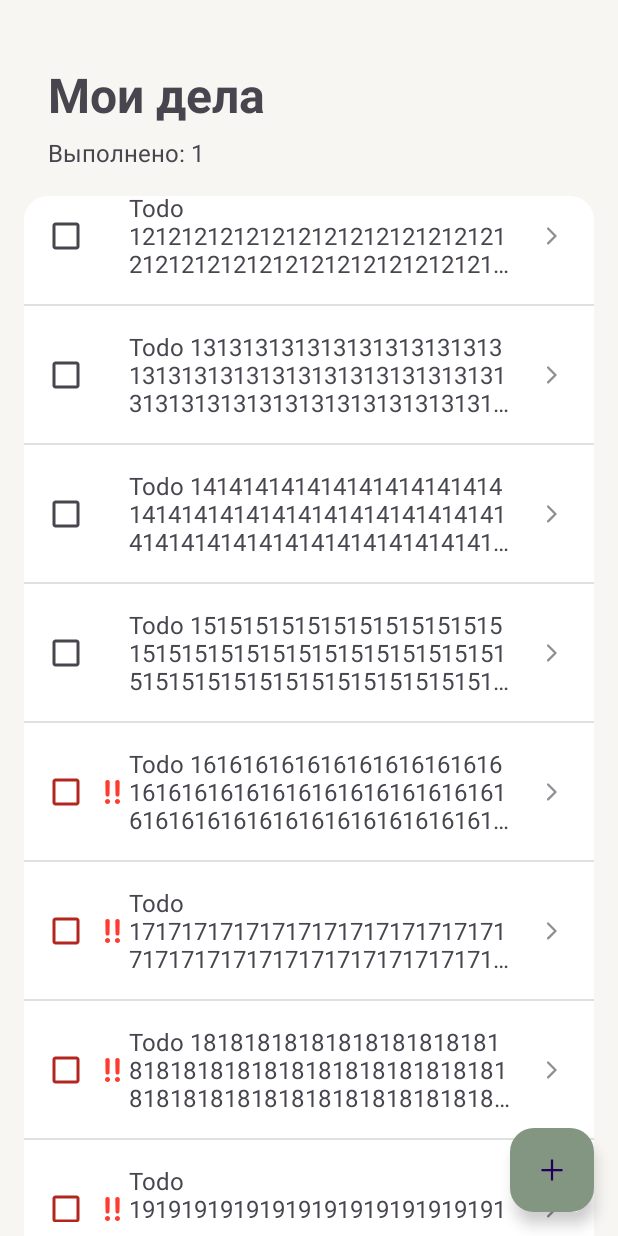
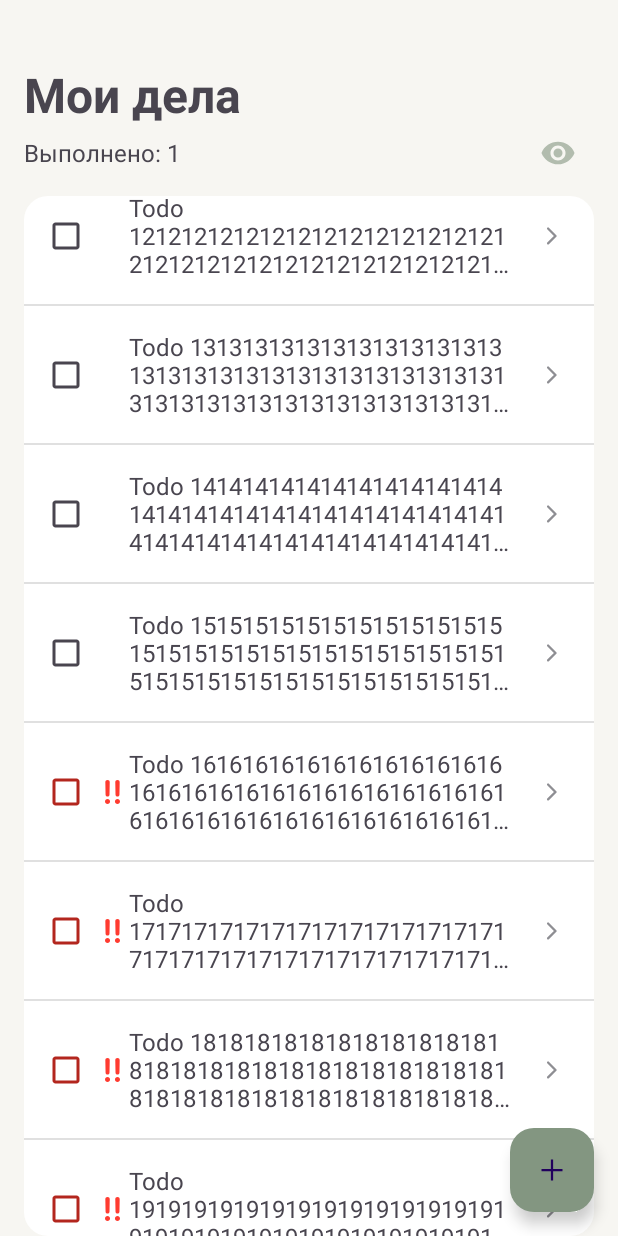
Before and after one commit to RomkaP0/TO-DO-App, an Android app: the screen it shows after launch (MainActivity), scrolled down 1038 dp, on a phone screen of 412 x 824 dp. Run offline under Robolectric (Android 15) with nearby library versions, the phone set to English and light mode, and no system bars; our stand-ins replace Dagger/Hilt's generated code.

Commit message:
cleanup + show/hide checked items + night theme

```diff
--- a/app/src/main/java/com/romka_po/to_doapp/repository/TodoItemsRepository.kt
+++ b/app/src/main/java/com/romka_po/to_doapp/repository/TodoItemsRepository.kt
@@ -2,63 +2,70 @@ package com.romka_po.to_doapp.repository
 
 import com.romka_po.to_doapp.model.TodoItem
 import com.romka_po.to_doapp.utils.Importance
-import kotlinx.coroutines.flow.MutableStateFlow
-import kotlinx.coroutines.flow.asStateFlow
+import kotlinx.coroutines.MainScope
+import kotlinx.coroutines.flow.MutableSharedFlow
+import kotlinx.coroutines.flow.SharedFlow
+import kotlinx.coroutines.launch
 import javax.inject.Inject
 
 class TodoItemsRepository @Inject constructor() {
     private var _todoItems = mutableListOf<TodoItem>()
-    private val _todoItemsHolder = MutableStateFlow(listOf<TodoItem>())
+    private val todoItemsHolder = MutableSharedFlow<List<TodoItem>>()
+    val todoItems: SharedFlow<List<TodoItem>> get() = todoItemsHolder
 
-    //this object sends out the immutable list
-    val todoItems = _todoItemsHolder.asStateFlow()
-
-    fun addData(item: TodoItem, position: Int = _todoItems.size) {
-        _todoItems.add(position, item)
-        val nl = _todoItems
-        _todoItemsHolder.value = nl
+    init {
+        MainScope().launch {
+            for (i in 1..20) {
+                val todoItem = TodoItem(
+                    id = "ID$i",
+                    text = "Todo ${i.toString().repeat(i * i)}",
+                    importance = when {
+                        i <= 5 -> Importance.LOW
+                        i <= 15 -> Importance.MEDIUM
+                        else -> Importance.HIGH
+                    },
+                    isComplete = i == 4,
+                    dateCreate = System.currentTimeMillis(),
+                    dateComplete = if (i == 4) System.currentTimeMillis() else null,
+                    dateEdit = if (i in 2..7) System.currentTimeMillis() else null
+                )
+                _todoItems.add(todoItem)
+            }
+            emitData()
+        }
     }
 
-    fun removeTodoItemWithID(id: String) {
+    suspend fun addData(item: TodoItem, position: Int = _todoItems.size) {
+        _todoItems.add(position, item)
+        emitData()
+    }
+
+    suspend fun removeTodoItemWithID(id: String) {
         for (i in 0 until _todoItems.size) {
             if (_todoItems[i].id == id) {
                 _todoItems.removeAt(i)
                 break
             }
         }
-        val nl = _todoItems
-        _todoItemsHolder.value = nl
+        emitData()
     }
 
-    fun editTodoItem(todoItem: TodoItem) {
+    suspend fun editTodoItem(todoItem: TodoItem) {
         for (i in 0 until _todoItems.size) {
             if (_todoItems[i].id == todoItem.id) {
                 _todoItems[i] = todoItem
                 break
             }
         }
-        val nl = _todoItems
-        _todoItemsHolder.value = nl
+        emitData()
     }
 
-    init {
-        for (i in 1..20) {
-            val todoItem = TodoItem(
-                id = "ID$i",
-                text = "Todo ${i.toString().repeat(i * i)}",
-                importance = when {
-                    i <= 5 -> Importance.LOW
-                    i <= 15 -> Importance.MEDIUM
-                    else -> Importance.HIGH
-                },
-                isComplete = i == 4,
-                dateCreate = System.currentTimeMillis(),
-                dateComplete = if (i==4) System.currentTimeMillis() else null,
-                dateEdit = if (i in 2..7) System.currentTimeMillis() else null
-            )
-            _todoItems.add(todoItem)
-        }
+    suspend fun forceEmitData(){
+        emitData()
+    }
+
+    private suspend fun emitData() {
         val nl = _todoItems
-        _todoItemsHolder.value = nl
+        todoItemsHolder.emit(nl)
     }
 }
--- a/app/src/main/java/com/romka_po/to_doapp/screen/todolistitems/TodoItemListViewModel.kt
+++ b/app/src/main/java/com/romka_po/to_doapp/screen/todolistitems/TodoItemListViewModel.kt
@@ -11,31 +11,45 @@ import kotlinx.coroutines.launch
 import javax.inject.Inject
 
 @HiltViewModel
-class TodoItemListViewModel @Inject constructor(private val repository: TodoItemsRepository) : ViewModel() {
-    private val _liveData: MutableLiveData<List<TodoItem>> = MutableLiveData(emptyList())
-    val liveData: LiveData<List<TodoItem>> get() = _liveData
+class TodoItemListViewModel @Inject constructor(private val repository: TodoItemsRepository) :
+    ViewModel() {
+    private val _listTodoItem: MutableLiveData<List<TodoItem>> = MutableLiveData(emptyList())
+    val listTodoItem: LiveData<List<TodoItem>> get() = _listTodoItem
     val countOfComplete: MutableLiveData<Int> = MutableLiveData(0)
+    var showUnchecked = true
 
     init {
         viewModelScope.launch {
             repository.todoItems.collect { list ->
-                _liveData.value = list
+                _listTodoItem.value = if (showUnchecked) list else list.filter { !it.isComplete }
+
                 countOfComplete.value = list.filter { it.isComplete }.size
             }
         }
 
     }
 
-    fun addTodoItemAt(item: TodoItem, position: Int) {
+    fun addTodoItemAt(item: TodoItem, position: Int) = viewModelScope.launch {
         repository.addData(item, position)
     }
 
-    fun removeItemWithID(id: String) {
+    fun removeItemWithID(id: String) = viewModelScope.launch {
         repository.removeTodoItemWithID(id)
     }
 
-    fun editTodoItem(item: TodoItem) {
+    fun editTodoItem(item: TodoItem) = viewModelScope.launch {
         repository.editTodoItem(item)
     }
 
+    fun changeShow() {
+        showUnchecked = !showUnchecked
+        viewModelScope.launch {
+            repository.forceEmitData()
+        }
+    }
+
+    fun forceUpdate() = viewModelScope.launch {
+        repository.forceEmitData()
+    }
+
 }
--- a/app/src/main/java/com/romka_po/to_doapp/screen/todolistitems/TodoListFragment.kt
+++ b/app/src/main/java/com/romka_po/to_doapp/screen/todolistitems/TodoListFragment.kt
@@ -27,6 +27,7 @@ class TodoListFragment : Fragment() {
 
     private val viewModel: TodoItemListViewModel by viewModels()
     lateinit var rvAdapter: TodoListAdapter
+
     private var _binding: FragmentTodoListBinding? = null
     private val binding get() = _binding!!
 
@@ -45,10 +46,19 @@ class TodoListFragment : Fragment() {
 
         setupRecyclerView(binding.todoRecyclerView)
         swipeListener(binding.todoRecyclerView)
+
         provideObservers()
+        viewModel.forceUpdate()
 
         binding.navigateToAddFAB.setOnClickListener {
             findNavController().navigate(R.id.action_todoListFragment_to_addEditItem)
+        }
+
+        with(binding.showUncheckedCheckbox) {
+            isChecked = viewModel.showUnchecked
+            setOnClickListener {
+                viewModel.changeShow()
+            }
         }
     }
 
@@ -61,13 +71,8 @@ class TodoListFragment : Fragment() {
             longClickListener = { todoItem, i -> showMenu(todoItem, i) },
             checkboxClickListener = { todoItem ->
                 viewModel.editTodoItem(todoItem)
-                val temp = if (todoItem.isComplete) {
-                    1
-                } else {
-                    -1
-                }
-                viewModel.countOfComplete.value = viewModel.countOfComplete.value!! + temp
             })
+
         with(recyclerView) {
             adapter = rvAdapter
             layoutManager = LinearLayoutManager(context)
@@ -76,11 +81,13 @@ class TodoListFragment : Fragment() {
     }
 
     private fun provideObservers() {
-        viewModel.liveData.observe(viewLifecycleOwner) {
-            rvAdapter.diffList.submitList(it)
+        viewModel.listTodoItem.observe(viewLifecycleOwner) {
+            val list = it.toList()
+            rvAdapter.diffList.submitList(list)
         }
+
         viewModel.countOfComplete.observe(viewLifecycleOwner) {
-            binding.countCompleteTextView.text = getString(R.string.complete,it)
+            binding.countCompleteTextView.text = getString(R.string.complete, it)
         }
     }
 
@@ -99,7 +106,6 @@ class TodoListFragment : Fragment() {
                     rvAdapter.diffList.currentList[viewHolder.adapterPosition]
                 val position = viewHolder.adapterPosition
                 deleteItem(deletedCourse, position)
-
             }
         }).attachToRecyclerView(recyclerView)
     }
@@ -120,10 +126,7 @@ class TodoListFragment : Fragment() {
             }
             return@setOnMenuItemClickListener false
         }
-        popup.setOnDismissListener {
-            // Respond to popup being dismissed.
-        }
-        // Show the popup menu.
+
         popup.show()
     }
 
@@ -135,17 +138,15 @@ class TodoListFragment : Fragment() {
 
     private fun deleteItem(deletedCourse: TodoItem, position: Int) {
         viewModel.removeItemWithID(deletedCourse.id)
-        rvAdapter.notifyDataSetChanged()
         Snackbar.make(
             binding.todoListConstraintLayout,
-            "Deleted " + deletedCourse.text,
+            getString(R.string.deleted) + deletedCourse.text,
             Snackbar.LENGTH_LONG
         )
             .setAction(
-                "Undo"
+                getString(R.string.undo)
             ) {
                 viewModel.addTodoItemAt(deletedCourse, position)
-                rvAdapter.notifyDataSetChanged()
             }.show()
     }
 
--- /dev/null
+++ b/app/src/main/res/drawable/hide_unchecked_icon.xml
@@ -0,0 +1,13 @@
+<?xml version="1.0" encoding="utf-8"?>
+<vector xmlns:android="http://schemas.android.com/apk/res/android"
+    xmlns:tools="http://schemas.android.com/tools"
+    android:width="24dp"
+    android:height="18dp"
+    android:viewportWidth="24"
+    android:viewportHeight="18">
+    <path
+        android:pathData="M11.8594 6H12C12.8125 6 13.5156 6.29688 14.1094 6.89062C14.7031 7.48438 15 8.1875 15 9V9.1875L11.8594 6ZM7.54688 6.79688C7.17188 7.54688 6.98438 8.28125 6.98438 9C6.98438 10.375 7.46875 11.5625 8.4375 12.5625C9.4375 13.5312 10.625 14.0156 12 14.0156C12.7188 14.0156 13.4531 13.8281 14.2031 13.4531L12.6562 11.9062C12.4062 11.9688 12.1875 12 12 12C11.1875 12 10.4844 11.7031 9.89062 11.1094C9.29688 10.5156 9 9.8125 9 9C9 8.8125 9.03125 8.59375 9.09375 8.34375L7.54688 6.79688ZM2.01562 1.26562L3.28125 0L21 17.7188L19.7344 18.9844C19.5781 18.8281 19.0781 18.3438 18.2344 17.5312C17.4219 16.7188 16.7969 16.0938 16.3594 15.6562C15.0156 16.2188 13.5625 16.5 12 16.5C9.53125 16.5 7.29688 15.8125 5.29688 14.4375C3.29688 13.0625 1.85938 11.25 0.984375 9C1.76562 7.0625 3.01562 5.40625 4.73438 4.03125C4.35938 3.65625 3.82812 3.125 3.14062 2.4375C2.48438 1.75 2.10938 1.35938 2.01562 1.26562ZM12 3.98438C11.375 3.98438 10.7656 4.10938 10.1719 4.35938L8.01562 2.20312C9.23438 1.73438 10.5625 1.5 12 1.5C14.4688 1.5 16.6875 2.1875 18.6562 3.5625C20.6562 4.9375 22.0938 6.75 22.9688 9C22.2188 10.8438 21.0781 12.4219 19.5469 13.7344L16.6406 10.8281C16.8906 10.2344 17.0156 9.625 17.0156 9C17.0156 7.625 16.5156 6.45312 15.5156 5.48438C14.5469 4.48438 13.375 3.98438 12 3.98438Z"
+        android:fillColor="#FF000000"
+        android:fillAlpha="0.6"
+        tools:ignore="VectorPath" />
+</vector>
--- /dev/null
+++ b/app/src/main/res/drawable/show_unchecked_icon.xml
@@ -0,0 +1,13 @@
+<?xml version="1.0" encoding="utf-8"?>
+<vector xmlns:android="http://schemas.android.com/apk/res/android"
+    xmlns:tools="http://schemas.android.com/tools"
+    android:width="24dp"
+    android:height="16dp"
+    android:viewportWidth="24"
+    android:viewportHeight="16">
+    <path
+        android:pathData="M9.89062 5.89062C10.4844 5.29688 11.1875 5 12 5C12.8125 5 13.5156 5.29688 14.1094 5.89062C14.7031 6.48438 15 7.1875 15 8C15 8.8125 14.7031 9.51562 14.1094 10.1094C13.5156 10.7031 12.8125 11 12 11C11.1875 11 10.4844 10.7031 9.89062 10.1094C9.29688 9.51562 9 8.8125 9 8C9 7.1875 9.29688 6.48438 9.89062 5.89062ZM8.4375 11.5625C9.4375 12.5312 10.625 13.0156 12 13.0156C13.375 13.0156 14.5469 12.5312 15.5156 11.5625C16.5156 10.5625 17.0156 9.375 17.0156 8C17.0156 6.625 16.5156 5.45312 15.5156 4.48438C14.5469 3.48438 13.375 2.98438 12 2.98438C10.625 2.98438 9.4375 3.48438 8.4375 4.48438C7.46875 5.45312 6.98438 6.625 6.98438 8C6.98438 9.375 7.46875 10.5625 8.4375 11.5625ZM5.29688 2.5625C7.29688 1.1875 9.53125 0.5 12 0.5C14.4688 0.5 16.7031 1.1875 18.7031 2.5625C20.7031 3.9375 22.1406 5.75 23.0156 8C22.1406 10.25 20.7031 12.0625 18.7031 13.4375C16.7031 14.8125 14.4688 15.5 12 15.5C9.53125 15.5 7.29688 14.8125 5.29688 13.4375C3.29688 12.0625 1.85938 10.25 0.984375 8C1.85938 5.75 3.29688 3.9375 5.29688 2.5625Z"
+        android:fillColor="#FF000000"
+        android:fillAlpha="0.6"
+        tools:ignore="VectorPath" />
+</vector>
--- /dev/null
+++ b/app/src/main/res/drawable/unchecked_button.xml
@@ -0,0 +1,7 @@
+<?xml version="1.0" encoding="utf-8"?>
+<selector xmlns:android="http://schemas.android.com/apk/res/android">
+    <item android:state_checked="false"
+        android:drawable="@drawable/hide_unchecked_icon" /> <!-- checked -->
+    <item android:state_checked="true"
+        android:drawable="@drawable/show_unchecked_icon" /> <!-- unchecked-->
+</selector>
--- a/app/src/main/res/layout/fragment_todo_list.xml
+++ b/app/src/main/res/layout/fragment_todo_list.xml
@@ -18,12 +18,12 @@
 
     <TextView
         android:id="@+id/myTaskTextView"
-        android:layout_width="match_parent"
+        android:layout_width="0dp"
         android:layout_height="wrap_content"
-        android:layout_marginStart="16dp"
         android:text="@string/my_tasks"
         android:textSize="32sp"
         android:textStyle="bold"
+        app:layout_constraintStart_toStartOf="parent"
         app:layout_constraintTop_toBottomOf="@+id/guideline" />
 
     <TextView
@@ -36,13 +36,24 @@
         app:layout_constraintTop_toBottomOf="@+id/myTaskTextView"
         tools:text="Выполнено" />
 
+    <com.google.android.material.checkbox.MaterialCheckBox
+        android:id="@+id/showUncheckedCheckbox"
+        android:layout_width="wrap_content"
+        android:layout_height="wrap_content"
+        android:button="@drawable/unchecked_button"
+        app:layout_constraintBottom_toBottomOf="@+id/countCompleteTextView"
+        app:layout_constraintEnd_toEndOf="parent"
+        app:layout_constraintTop_toTopOf="@+id/countCompleteTextView" />
+
     <androidx.recyclerview.widget.RecyclerView
         android:id="@+id/todoRecyclerView"
-        android:layout_width="match_parent"
+        android:layout_width="0dp"
         android:layout_height="0dp"
         android:layout_marginTop="18dp"
         android:background="@drawable/list_background"
-        android:paddingBottom="140dp"
+        app:layout_constraintBottom_toBottomOf="parent"
+        app:layout_constraintEnd_toEndOf="parent"
+        app:layout_constraintStart_toStartOf="parent"
         app:layout_constraintTop_toBottomOf="@+id/countCompleteTextView" />
 
     <com.google.android.material.floatingactionbutton.FloatingActionButton
--- a/app/src/main/res/values-night/color.xml
+++ b/app/src/main/res/values-night/color.xml
@@ -4,5 +4,10 @@
     <color name="secondary">#252528</color>
     <color name="primary">#161618</color>
     <color name="support">#8E8E93</color>
+        <color name="tertiary">#6C989F</color>
+    <color name="primaryContainer">#006a6d</color>
+    <color name="invert">#ffffff</color>
+
+
 
 </resources>
--- a/app/src/main/res/values-night/themes.xml
+++ b/app/src/main/res/values-night/themes.xml
@@ -4,6 +4,17 @@
         <item name="android:windowBackground">@color/background</item>
         <item name="android:colorSecondary">@color/secondary</item>
         <item name="android:colorPrimary">@color/primary</item>
+        <item name="colorSurfaceVariant">@color/background</item>
+        <item name="colorPrimary">@color/primaryContainer</item>
+        <item name="colorOnPrimary">@color/primary</item>
+        <item name="colorTertiary">@color/tertiary</item>
+        <item name="colorPrimaryContainer">@color/primaryContainer</item>
+        <item name="colorSecondaryContainer">@color/primaryContainer</item>
+        <item name="android:statusBarColor">@color/background</item>
+    </style>
 
+    <style name="ThemeOverlay.App.DatePicker" parent="@style/ThemeOverlay.Material3.MaterialCalendar">
+        <item name="colorPrimary">@color/primaryContainer</item>
+        <item name="colorSurface">@color/background</item>
     </style>
 </resources>
--- a/app/src/main/res/values/colors.xml
+++ b/app/src/main/res/values/colors.xml
@@ -6,5 +6,6 @@
     <color name="support">#8E8E93</color>
     <color name="tertiary">#6C989F</color>
     <color name="primaryContainer">#839681</color>
+    <color name="invert">#000000</color>
 
 </resources>
--- a/app/src/main/res/values/strings.xml
+++ b/app/src/main/res/values/strings.xml
@@ -1,6 +1,5 @@
 <resources>
     <string name="app_name">TO-DO App</string>
-    <!-- TODO: Remove or change this placeholder text -->
     <string name="complete">Выполнено: %1$d</string>
     <string name="edit">Изменить</string>
     <string name="delete">Удалить</string>
@@ -14,4 +13,6 @@
     <string name="navigatotoadd">navigatoToAdd</string>
     <string name="importanceicon">importanceIcon</string>
     <string name="arrow_right">Arrow Right</string>
+    <string name="deleted">"Удален "</string>
+    <string name="undo">Вернуть</string>
 </resources>
--- a/gradle/libs.versions.toml
+++ b/gradle/libs.versions.toml
@@ -1,12 +1,12 @@
 [versions]
-agp = "8.2.0-alpha07"
+agp = "8.2.0-alpha08"
 kotlin = "1.8.0"
 core-ktx = "1.10.1"
 junit = "4.13.2"
 androidx-test-ext-junit = "1.1.5"
 espresso-core = "3.5.1"
 appcompat = "1.6.1"
-material = "1.10.0-alpha03"
+material = "1.10.0-alpha04"
 constraintlayout = "2.1.4"
 hilt = "2.46.1"
 navigation = "2.6.0"
```
Also changed, not shown: app/src/main/java/com/romka_po/to_doapp/model/TodoListAdapter.kt (+30 -15 lines), app/src/main/java/com/romka_po/to_doapp/screen/todoaddedititem/AddEditItemFragment.kt (+16 -14 lines), app/src/main/java/com/romka_po/to_doapp/screen/todoaddedititem/AddEditItemViewModel.kt (+6 -3 lines), app/src/main/res/layout/fragment_add_edit_item.xml (+5 -5 lines), 1 other file.
